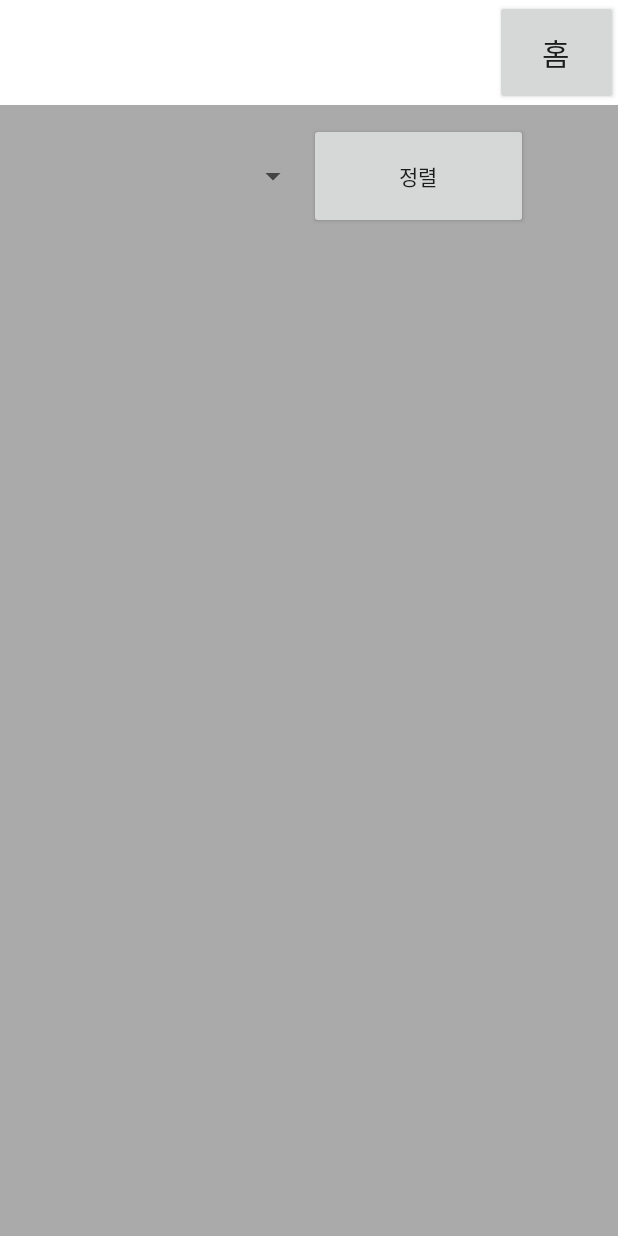
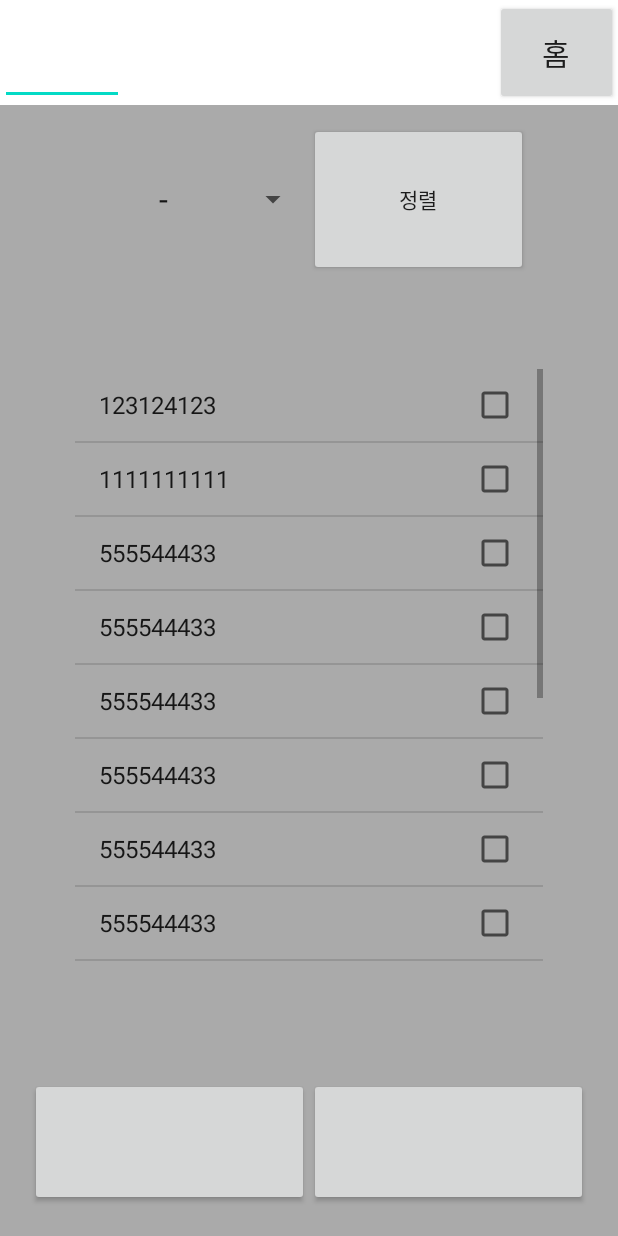
Before and after one commit to gibum1228/Care_Refrigerator, an Android app: the screen it shows after launch (BoxActivity), after a tap on "냉장고", on a phone screen of 412 x 824 dp. Run offline under Robolectric (Android 15) with nearby library versions, the phone set to English and light mode, and no system bars.

Commit message:
리스트뷰에 아이템 추가하기

```diff
--- a/Care_Refrigerator/app/src/main/java/com/example/care_refrigerator/BoxActivity.java
+++ b/Care_Refrigerator/app/src/main/java/com/example/care_refrigerator/BoxActivity.java
@@ -2,38 +2,55 @@ package com.example.care_refrigerator;
 
 import android.content.Intent;
 import android.os.Bundle;
+import android.util.SparseBooleanArray;
 import android.view.MotionEvent;
 import android.view.View;
+import android.widget.Adapter;
+import android.widget.ArrayAdapter;
 import android.widget.Button;
+import android.widget.EditText;
 import android.widget.ListView;
 import android.widget.ScrollView;
+import android.widget.Spinner;
 import android.widget.Toast;
 
 import androidx.appcompat.app.AppCompatActivity;
+
+import java.util.ArrayList;
 
 public class BoxActivity extends AppCompatActivity {
 
     Button homeBtn;
     ListView listView;
     ScrollView scrollView;
+    Spinner sortSpin;
+
+    ArrayList<String> itemList;
+    ArrayAdapter<String> adapter;
+    static ObjectKind item = new ObjectKind();
 
     @Override
     protected void onCreate(Bundle savedInstanceState) {
         super.onCreate(savedInstanceState);
         setContentView(R.layout.activity_box);
 
+        // PushActivity에서 정보 전달 받기
         Intent intent = getIntent();
+        // 정보 전달 받았으면 아이템 추가
+        if(intent.hasExtra("class")){
 
-        String sss = intent.getStringExtra("category");
-        Toast.makeText(this, sss, Toast.LENGTH_SHORT).show();
+            item = (ObjectKind)intent.getSerializableExtra("class");
 
-        ObjectKind objKind = (ObjectKind)intent.getSerializableExtra("class");
+            Toast.makeText(this, "데이터 전송 받음", Toast.LENGTH_SHORT).show();
+        }
 
         // 생성
         homeBtn = (Button)findViewById(R.id.homeBtn);
         listView = (ListView)findViewById(R.id.listView);
         scrollView = (ScrollView)findViewById(R.id.scrollView);
+        sortSpin = (Spinner)findViewById(R.id.sortSpin);
 
+        // 버튼 작동
         homeBtn.setOnClickListener(new View.OnClickListener(){
             @Override
             public void onClick(View v){
@@ -41,6 +58,7 @@ public class BoxActivity extends AppCompatActivity {
                 startActivity(intent);
             }
         });
+
         // 스크롤뷰 안에 리스트뷰 스크롤
         listView.setOnTouchListener(new View.OnTouchListener(){
             @Override
@@ -49,5 +67,78 @@ public class BoxActivity extends AppCompatActivity {
                 return false;
             }
         });
+
+        // 스피너 정렬 기준
+        String[] sortSpinner = {"-", "분류별", "짧은 순", "가나다"};
+        ArrayAdapter<String> spinAdapter = new ArrayAdapter<>(this, R.layout.spinner_text_coustom, sortSpinner);
+        sortSpin.setAdapter(spinAdapter);
+        sortSpin.setSelection(0);
+
+        // 리스트뷰 (Sample Item)
+        itemList = new ArrayList<String>();
+        itemList.add("123124123");
+        itemList.add("1111111111");
+        itemList.add("555544433");
+        itemList.add("555544433");
+        itemList.add("555544433");
+        itemList.add("555544433");
+        itemList.add("555544433");
+        itemList.add("555544433");
+        itemList.add("555544433");
+        itemList.add("555544433");
+        itemList.add("555544433");
+        itemList.add("555544433");
+        itemList.add("555544433");
+        itemList.add("555544433");
+
+        // 어댑터 생성 및 설정
+        adapter = new ArrayAdapter<String>(this, android.R.layout.simple_list_item_multiple_choice, itemList);
+        listView.setAdapter(adapter);
+        listView.setChoiceMode(ListView.CHOICE_MODE_MULTIPLE); // 여러 항목을 선택할 수 있는 설정
+
+        itemList.add(item.getName());
+        adapter.notifyDataSetChanged();
+    }
+
+    // ADD, DEL 버튼 클릭 시 실행되는 메소드
+    public void OnClickAD(View view){
+        EditText ed = (EditText)findViewById(R.id.pushEdit);
+
+        switch(view.getId()){
+            case R.id.addBtn: // ADD
+                String text = ed.getText().toString(); // EditText에 있는 문자열 값 가져오기
+
+                if(!text.isEmpty()){ // EditText가 비어있지 않으면
+                    itemList.add(text);
+                    ed.setText("");
+
+                    adapter.notifyDataSetChanged(); // 리스트 목록 갱신
+                }
+                break;
+            case R.id.delBtn: // DEL
+                // 싱글 모드일 때 삭제 버튼
+//                int pos = listView.getCheckedItemPosition(); // 현재 선택된 항목의 위치값 얻기
+//
+//                if(pos != ListView.INVALID_POSITION){ // 선택된 항목이 있으면
+//                    itemList.remove(pos);
+//
+//                    listView.clearChoices(); // 리스트뷰 선택 해제
+//                    adapter.notifyDataSetChanged(); // 리스트 목록 갱신
+//                }
+//                break;
+                SparseBooleanArray sbArray = listView.getCheckedItemPositions(); // 선택된 아이템의 위치를 알려주는 배열
+                // ex) {0=true, 3=true, 4=false, 6=true}
+
+                if(sbArray.size() != 0){
+                    for(int i = listView.getCount() - 1; i >= 0; i--){ // 목록의 역순으로 순회하면서 항목 제거
+                        if(sbArray.get(i)){
+                            itemList.remove(i);
+                        }
+                    }
+                    listView.clearChoices();
+                    adapter.notifyDataSetChanged();
+                }
+                break;
+        }
     }
 }
--- a/Care_Refrigerator/app/src/main/res/layout/activity_box.xml
+++ b/Care_Refrigerator/app/src/main/res/layout/activity_box.xml
@@ -18,10 +18,16 @@
         app:layout_constraintStart_toStartOf="parent"
         app:layout_constraintTop_toTopOf="parent">
 
+        <EditText
+            android:id="@+id/pushEdit"
+            android:layout_width="match_parent"
+            android:layout_height="match_parent"
+            android:layout_weight="4"/>
+
         <TextView
             android:layout_width="match_parent"
             android:layout_height="match_parent"
-            android:layout_weight="1"/>
+            android:layout_weight="2"/>
 
         <Button
             android:id="@+id/homeBtn"
@@ -51,9 +57,10 @@
             android:layout_marginBottom="12sp"
             android:layout_marginLeft="60sp"
             android:layout_marginRight="60sp"
-            android:layout_weight="7">
+            android:layout_weight="5">
 
             <Spinner
+                android:id="@+id/sortSpin"
                 android:layout_width="match_parent"
                 android:layout_height="match_parent"
                 android:layout_weight="1"/>
@@ -62,10 +69,10 @@
                 android:layout_width="match_parent"
                 android:layout_height="match_parent"
                 android:layout_weight="1"
-                android:text="@string/sortBtn"
-                android:onClick="OnClickTest"/>
+                android:text="@string/sortBtn"/>
 
         </LinearLayout>
+
 
         <ScrollView
             android:id="@+id/scrollView"
@@ -75,22 +82,46 @@
             android:layout_marginBottom="50sp"
             android:layout_marginLeft="50sp"
             android:layout_marginRight="50sp"
-            android:layout_weight="1"
+            android:layout_weight="2"
             android:fillViewport="true">
+
+            <ListView
+                android:id="@+id/listView"
+                android:layout_width="match_parent"
+                android:layout_height="match_parent">
+
+            </ListView>
+        </ScrollView>
+
+        <LinearLayout
+            android:layout_width="match_parent"
+            android:layout_height="match_parent"
+            android:layout_weight="5"
+            android:paddingBottom="20sp"
+            android:paddingTop="20sp"
+            android:paddingLeft="20sp"
+            android:paddingRight="20sp">
 
             <LinearLayout
                 android:layout_width="match_parent"
                 android:layout_height="match_parent"
-                android:orientation="vertical">
+                android:orientation="horizontal">
 
-                <ListView
-                    android:id="@+id/listView"
+                <Button
+                    android:id="@+id/addBtn"
+                    android:onClick="OnClickAD"
                     android:layout_width="match_parent"
-                    android:layout_height="match_parent">
+                    android:layout_height="match_parent"
+                    android:layout_weight="1"/>
 
-                </ListView>
+                <Button
+                    android:id="@+id/delBtn"
+                    android:onClick="OnClickAD"
+                    android:layout_width="match_parent"
+                    android:layout_height="match_parent"
+                    android:layout_weight="1"/>
             </LinearLayout>
-        </ScrollView>
+        </LinearLayout>
 
     </LinearLayout>
 
--- a/Care_Refrigerator/app/src/main/res/values/strings.xml
+++ b/Care_Refrigerator/app/src/main/res/values/strings.xml
@@ -1,5 +1,5 @@
 <resources>
-    <string name="app_name">Care_Refrigerator</string>
+    <string name="app_name">냉장고를 부탁해</string>
     <string name="boxBtn">냉장고</string>
     <string name="boardBtn">추천 메뉴</string>
     <string name="homeBtn">홈</string>
@@ -7,9 +7,11 @@
     <string name="optionBtn">설정</string>
     <string name="objectName">상품명</string>
     <string name="pushDB">PUSH</string>
-    <string name="dateInput">유통기한 입력</string>
+    <string name="dateInput">유통기한</string>
     <string name="loginid">로그인 아이디</string>
     <string name="sortBtn">정렬</string>
+    <string name="addBtn">추가</string>
+    <string name="delBtn">삭제</string>
     <string name="input_loginid">로그인 아이디를 입력하세요.</string>
     <string name="login_log">당신을 위한 냉장고!</string>
     <string name="password">비밀번호 입력</string>
```
Also changed, not shown: Care_Refrigerator/app/src/main/java/com/example/care_refrigerator/PushActivity.java (+26 -21 lines).
